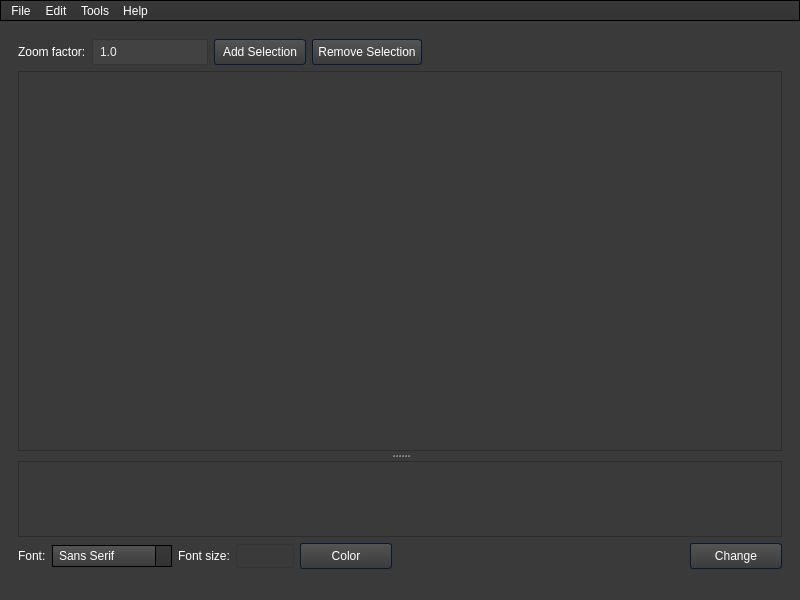
Qt form forms/mainwindow.ui (WTS012201/Text-Extraction-Tool) before a commit.
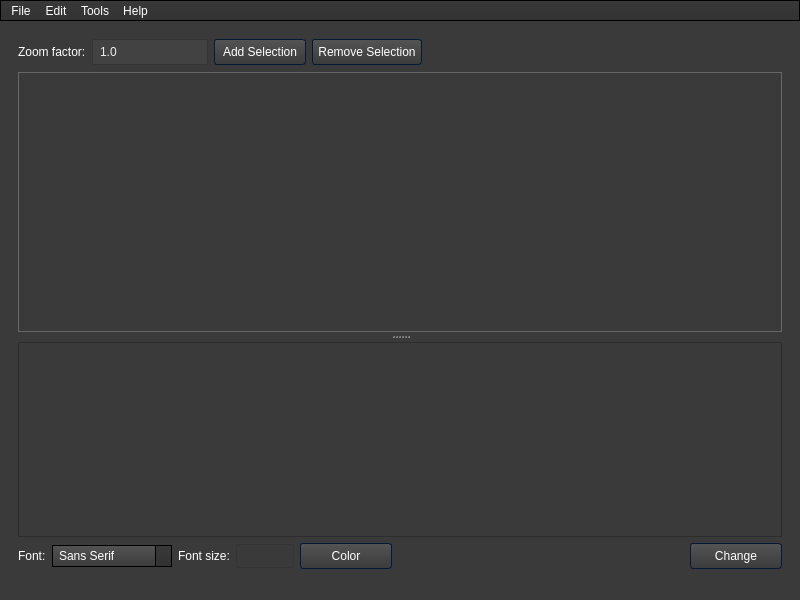
The same form after that commit. Icons and pictures are not drawn.

```diff
--- a/forms/mainwindow.ui
+++ b/forms/mainwindow.ui
@@ -1079,37 +1079,10 @@
                 </layout>
                </item>
                <item>
-                <widget class="QScrollArea" name="scrollArea">
-                 <property name="widgetResizable">
-                  <bool>true</bool>
+                <widget class="QTabWidget" name="tabWidget">
+                 <property name="currentIndex">
+                  <number>-1</number>
                  </property>
-                 <widget class="QWidget" name="scrollAreaWidgetContents">
-                  <property name="geometry">
-                   <rect>
-                    <x>0</x>
-                    <y>0</y>
-                    <width>740</width>
-                    <height>356</height>
-                   </rect>
-                  </property>
-                  <layout class="QVBoxLayout" name="verticalLayout_5">
-                   <property name="leftMargin">
-                    <number>0</number>
-                   </property>
-                   <property name="topMargin">
-                    <number>0</number>
-                   </property>
-                   <property name="rightMargin">
-                    <number>0</number>
-                   </property>
-                   <property name="bottomMargin">
-                    <number>0</number>
-                   </property>
-                   <item>
-                    <layout class="QHBoxLayout" name="scrollHorizontalLayout"/>
-                   </item>
-                  </layout>
-                 </widget>
                 </widget>
                </item>
               </layout>
```
